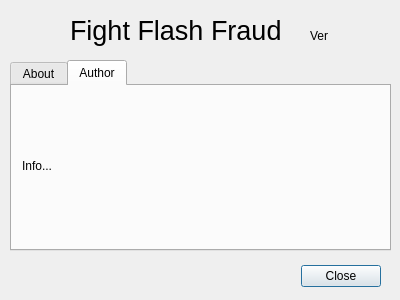
This is helpwindow.ui in ChickenLegsOz/f3-qt as Qt 5 draws it before an edit. The edited form follows.
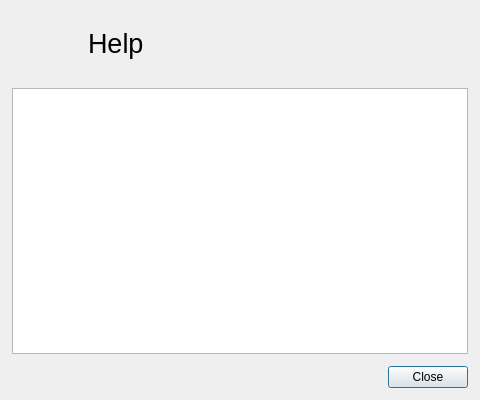
This is the edited form. The open tabs and pages were chosen to show the change. Icons and pictures are not drawn.

Commit message: Implement menu for Help. Split Help and About into two forms.

What changed in the file:
```diff
--- a/helpwindow.ui
+++ b/helpwindow.ui
@@ -6,10 +6,16 @@
    <rect>
     <x>0</x>
     <y>0</y>
-    <width>400</width>
-    <height>300</height>
+    <width>480</width>
+    <height>400</height>
    </rect>
   </property>
+  <property name="minimumSize">
+   <size>
+    <width>480</width>
+    <height>400</height>
+   </size>
+  </property>
   <property name="windowTitle">
    <string>Help</string>
   </property>
@@ -17,125 +23,70 @@
    <iconset resource="icon.qrc">
     <normaloff>:/icon/f3.png</normaloff>:/icon/f3.png</iconset>
   </property>
-  <widget class="QDialogButtonBox" name="buttonBox">
-   <property name="geometry">
-    <rect>
-     <x>20</x>
-     <y>260</y>
-     <width>361</width>
-     <height>32</height>
-    </rect>
+  <layout class="QVBoxLayout" name="verticalLayout">
+   <property name="spacing">
+    <number>12</number>
    </property>
-   <property name="orientation">
-    <enum>Qt::Orientation::Horizontal</enum>
+   <property name="leftMargin">
+    <number>12</number>
    </property>
-   <property name="standardButtons">
-    <set>QDialogButtonBox::StandardButton::Close</set>
+   <property name="topMargin">
+    <number>12</number>
    </property>
-  </widget>
-  <widget class="QLabel" name="labelIcon">
-   <property name="geometry">
-    <rect>
-     <x>10</x>
-     <y>0</y>
-     <width>50</width>
-     <height>50</height>
-    </rect>
+   <property name="rightMargin">
+    <number>12</number>
    </property>
-   <property name="text">
-    <string/>
+   <property name="bottomMargin">
+    <number>12</number>
    </property>
-   <property name="pixmap">
-    <pixmap resource="icon.qrc">:/icon/f3.png</pixmap>
-   </property>
-   <property name="scaledContents">
-    <bool>true</bool>
-   </property>
-  </widget>
-  <widget class="QLabel" name="labelTitle">
-   <property name="geometry">
-    <rect>
-     <x>70</x>
-     <y>10</y>
-     <width>231</width>
-     <height>41</height>
-    </rect>
-   </property>
-   <property name="text">
-    <string>&lt;html&gt;&lt;head/&gt;&lt;body&gt;&lt;p&gt;&lt;span style=&quot; font-size:20pt;&quot;&gt;Fight Flash Fraud&lt;/span&gt;&lt;/p&gt;&lt;/body&gt;&lt;/html&gt;</string>
-   </property>
-  </widget>
-  <widget class="QTabWidget" name="tabWidget">
-   <property name="geometry">
-    <rect>
-     <x>10</x>
-     <y>60</y>
-     <width>381</width>
-     <height>191</height>
-    </rect>
-   </property>
-   <property name="currentIndex">
-    <number>0</number>
-   </property>
-   <widget class="QWidget" name="tab">
-    <attribute name="title">
-     <string>About</string>
-    </attribute>
-    <widget class="QTextBrowser" name="textAbout">
-     <property name="geometry">
-      <rect>
-       <x>-5</x>
-       <y>-5</y>
-       <width>381</width>
-       <height>171</height>
-      </rect>
-     </property>
-    </widget>
-   </widget>
-   <widget class="QWidget" name="tab_2">
-    <attribute name="title">
-     <string>Author</string>
-    </attribute>
-    <widget class="QLabel" name="labelContact">
-     <property name="geometry">
-      <rect>
-       <x>10</x>
-       <y>0</y>
-       <width>351</width>
-       <height>161</height>
-      </rect>
-     </property>
-     <property name="text">
-      <string>Info...</string>
-     </property>
-     <property name="textFormat">
-      <enum>Qt::TextFormat::RichText</enum>
-     </property>
-     <property name="wordWrap">
-      <bool>true</bool>
-     </property>
+   <item>
+    <layout class="QHBoxLayout" name="headerLayout">
+     <item>
+      <widget class="QLabel" name="labelIcon">
+       <property name="minimumSize">
+        <size>
+         <width>64</width>
+         <height>64</height>
+        </size>
+       </property>
+       <property name="maximumSize">
+        <size>
+         <width>64</width>
+         <height>64</height>
+        </size>
+       </property>
+       <property name="pixmap">
+        <pixmap resource="icon.qrc">:/icon/f3.png</pixmap>
+       </property>
+       <property name="scaledContents">
+        <bool>true</bool>
+       </property>
+      </widget>
+     </item>
+     <item>
+      <widget class="QLabel" name="labelTitle">
+       <property name="text">
+        <string>&lt;html&gt;&lt;head/&gt;&lt;body&gt;&lt;p&gt;&lt;span style=&quot; font-size:20pt;&quot;&gt;Help&lt;/span&gt;&lt;/p&gt;&lt;/body&gt;&lt;/html&gt;</string>
+       </property>
+      </widget>
+     </item>
+    </layout>
+   </item>
+   <item>
+    <widget class="QTextBrowser" name="helpBrowser">
      <property name="openExternalLinks">
       <bool>true</bool>
      </property>
-     <property name="textInteractionFlags">
-      <set>Qt::TextInteractionFlag::LinksAccessibleByKeyboard|Qt::TextInteractionFlag::LinksAccessibleByMouse|Qt::TextInteractionFlag::TextBrowserInteraction|Qt::TextInteractionFlag::TextSelectableByKeyboard|Qt::TextInteractionFlag::TextSelectableByMouse</set>
+    </widget>
+   </item>
+   <item>
+    <widget class="QDialogButtonBox" name="buttonBox">
+     <property name="standardButtons">
+      <set>QDialogButtonBox::Close</set>
      </property>
     </widget>
-   </widget>
-  </widget>
-  <widget class="QLabel" name="labelVersion">
-   <property name="geometry">
-    <rect>
-     <x>310</x>
-     <y>20</y>
-     <width>81</width>
-     <height>31</height>
-    </rect>
-   </property>
-   <property name="text">
-    <string>Ver</string>
-   </property>
-  </widget>
+   </item>
+  </layout>
  </widget>
  <resources>
   <include location="icon.qrc"/>
```
Left out of the diff: 24 changed lines with no effect on the pictures. The commit also changes 7 other files.
